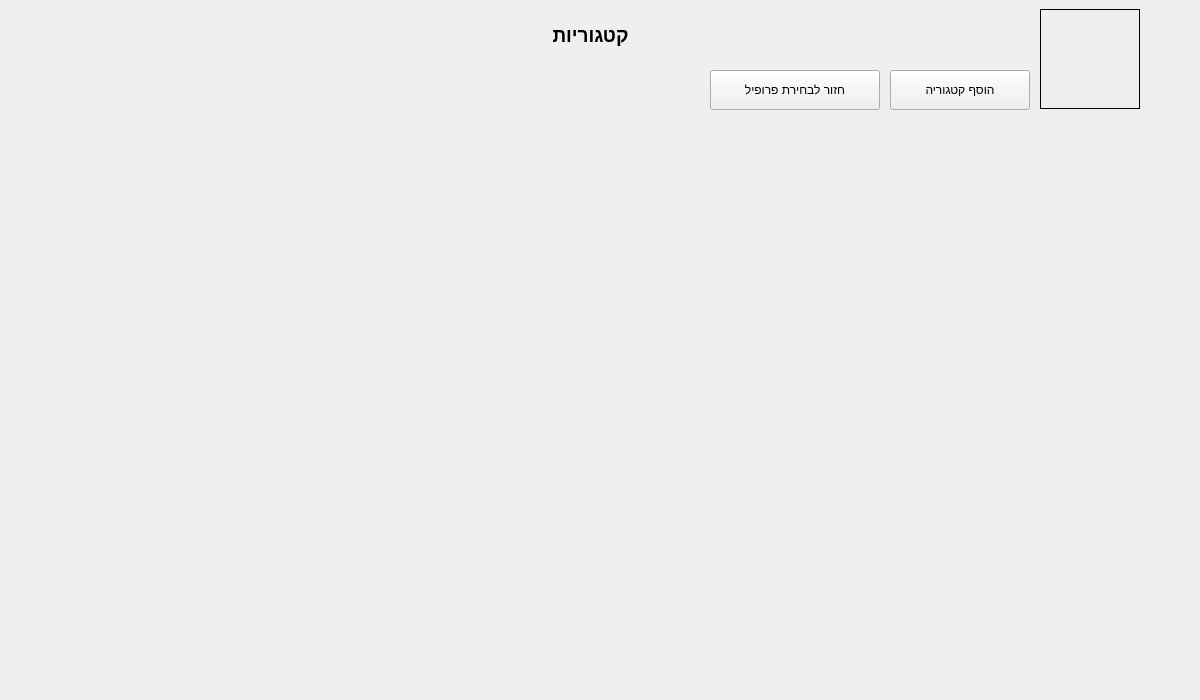
Old version of the form UI/CategoryScreen.ui in the repository shlomi1074/CommunicationBoard_Prototype.
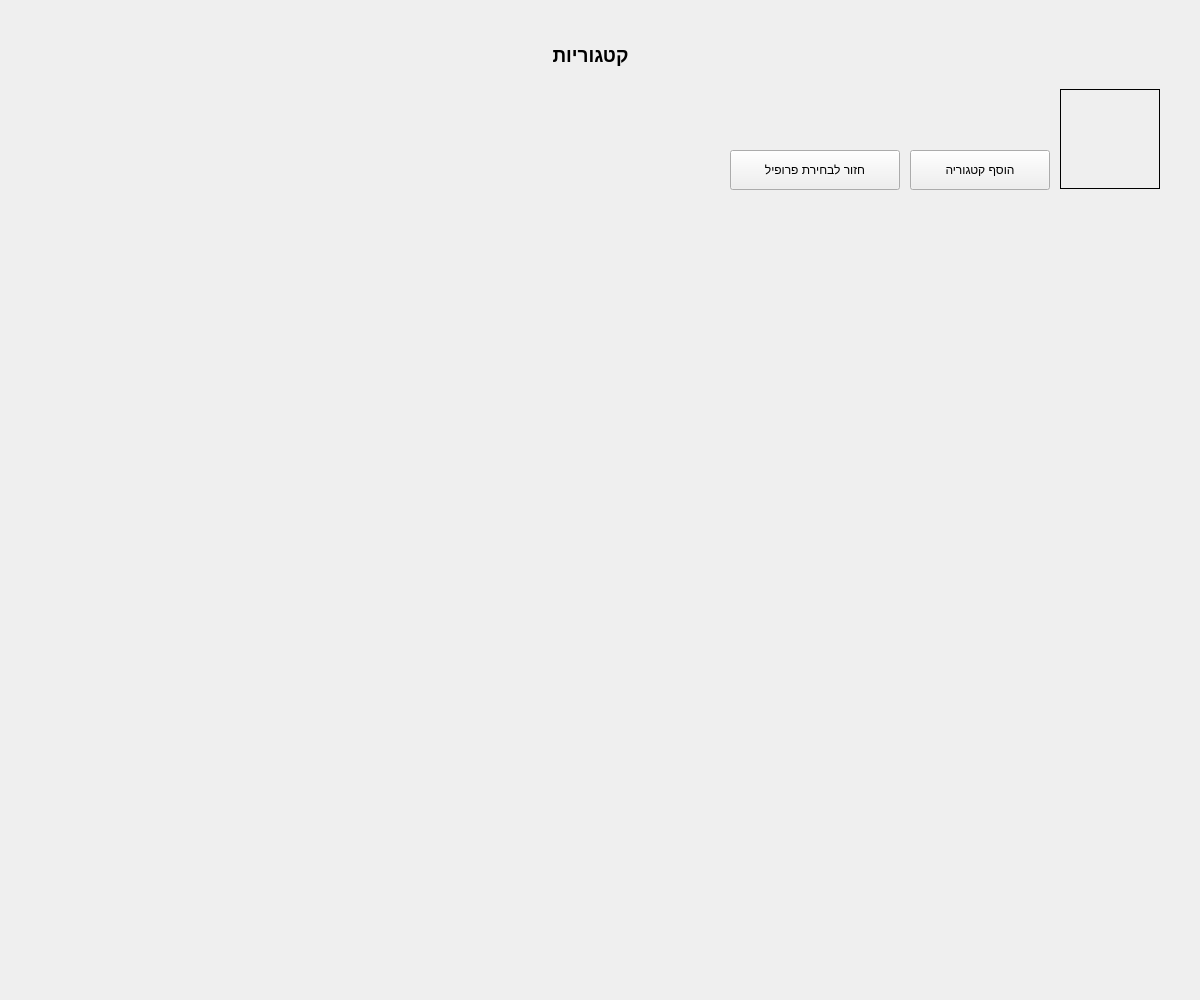
New version of the form. Icons and pictures are not drawn.

What changed in the file:
```diff
--- a/UI/CategoryScreen.ui
+++ b/UI/CategoryScreen.ui
@@ -7,7 +7,7 @@
     <x>0</x>
     <y>0</y>
     <width>1200</width>
-    <height>700</height>
+    <height>1000</height>
    </rect>
   </property>
   <property name="windowTitle">
@@ -22,7 +22,7 @@
     <property name="geometry">
      <rect>
       <x>100</x>
-      <y>0</y>
+      <y>20</y>
       <width>981</width>
       <height>71</height>
      </rect>
@@ -44,8 +44,8 @@
    <widget class="QPushButton" name="AddCategoryButton">
     <property name="geometry">
      <rect>
-      <x>890</x>
-      <y>70</y>
+      <x>910</x>
+      <y>150</y>
       <width>140</width>
       <height>40</height>
      </rect>
@@ -67,8 +67,8 @@
    <widget class="QPushButton" name="BackButton">
     <property name="geometry">
      <rect>
-      <x>710</x>
-      <y>70</y>
+      <x>730</x>
+      <y>150</y>
       <width>170</width>
       <height>40</height>
      </rect>
@@ -90,8 +90,8 @@
    <widget class="QLabel" name="profileIcon">
     <property name="geometry">
      <rect>
-      <x>1040</x>
-      <y>9</y>
+      <x>1060</x>
+      <y>89</y>
       <width>100</width>
       <height>100</height>
      </rect>
```
